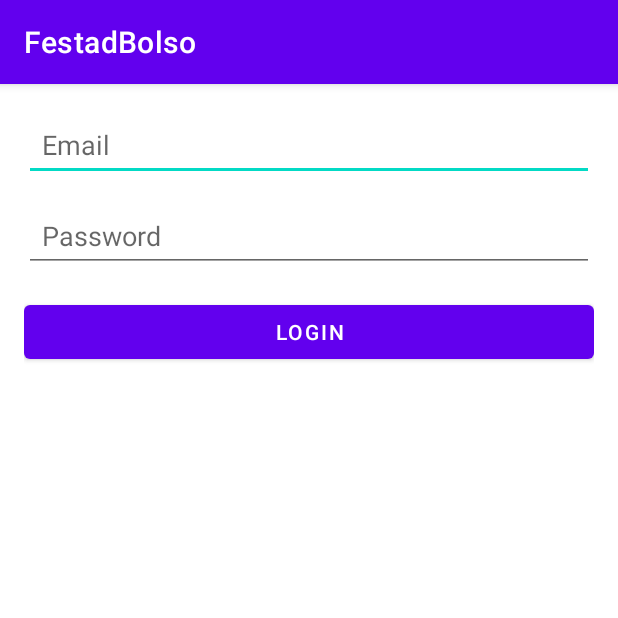
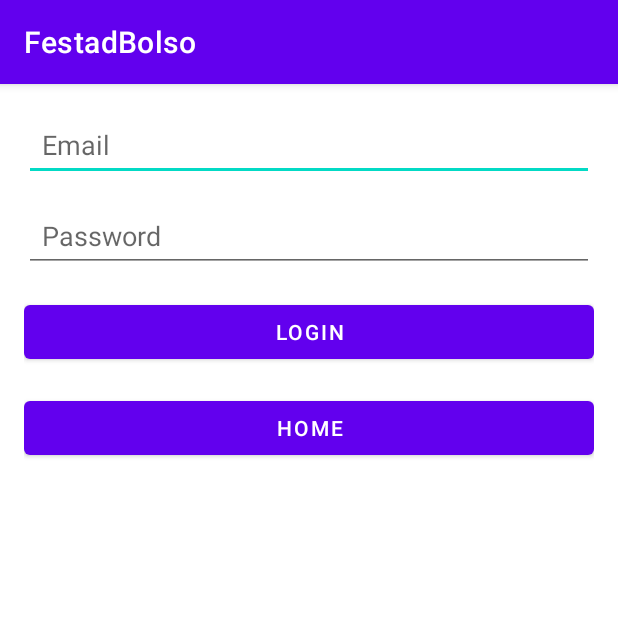
Before and after one commit to JoseSousaVaz/FestadBolso, an Android app: the screen it shows after launch (FirebaseUIActivity), on a phone screen of 412 x 824 dp, the top half of it. Run offline under Robolectric (Android 15) with nearby library versions, the phone set to English and light mode, and no system bars; our stand-ins replace Firebase (no records; nobody signed in at launch, a user with empty details on screens opened directly).

Commit message:
Home button added to login/register so I can return to main screen and choose the other option. Moved most of the text to string

```diff
--- a/app/src/main/java/com/example/festadbolso/UI/FirebaseUIActivity.java
+++ b/app/src/main/java/com/example/festadbolso/UI/FirebaseUIActivity.java
@@ -19,6 +19,8 @@ public class FirebaseUIActivity extends AppCompatActivity {
 
     private EditText emailEditText, passwordEditText;
     private Button authButton;
+
+    private Button homeButton;
     private ProgressBar progressBar;
     private FirebaseAuth firebaseAuth;
     private boolean isRegister = false;
@@ -38,6 +40,7 @@ public class FirebaseUIActivity extends AppCompatActivity {
         emailEditText = findViewById(R.id.emailEditText);
         passwordEditText = findViewById(R.id.passwordEditText);
         authButton = findViewById(R.id.authButton);
+        homeButton = findViewById(R.id.homeButton);
         progressBar = findViewById(R.id.progressBar);
 
         // Get intent extras to check if it's a registration or login
@@ -51,6 +54,8 @@ public class FirebaseUIActivity extends AppCompatActivity {
         authButton.setText(isRegister ? "Register" : "Login");
 
         authButton.setOnClickListener(v -> authenticateUser());
+
+        homeButton.setOnClickListener(v -> goToMainActivity());
     }
 
     private void authenticateUser() {
--- a/app/src/main/res/layout/activity_firebase_ui.xml
+++ b/app/src/main/res/layout/activity_firebase_ui.xml
@@ -11,7 +11,7 @@
         android:id="@+id/emailEditText"
         android:layout_width="0dp"
         android:layout_height="wrap_content"
-        android:hint="Email"
+        android:hint="@string/email"
         android:inputType="textEmailAddress"
         app:layout_constraintStart_toStartOf="parent"
         app:layout_constraintEnd_toEndOf="parent"
@@ -22,7 +22,7 @@
         android:id="@+id/usernameEditText"
         android:layout_width="0dp"
         android:layout_height="wrap_content"
-        android:hint="Username"
+        android:hint="@string/username"
         android:inputType="textPersonName"
         app:layout_constraintStart_toStartOf="parent"
         app:layout_constraintEnd_toEndOf="parent"
@@ -34,7 +34,7 @@
         android:id="@+id/passwordEditText"
         android:layout_width="0dp"
         android:layout_height="wrap_content"
-        android:hint="Password"
+        android:hint="@string/password"
         android:inputType="textPassword"
         app:layout_constraintStart_toStartOf="parent"
         app:layout_constraintEnd_toEndOf="parent"
@@ -46,10 +46,20 @@
         android:id="@+id/authButton"
         android:layout_width="0dp"
         android:layout_height="wrap_content"
-        android:text="Login/Register"
+        android:text="@string/login_register"
         app:layout_constraintStart_toStartOf="parent"
         app:layout_constraintEnd_toEndOf="parent"
         app:layout_constraintTop_toBottomOf="@id/passwordEditText"
+        android:layout_marginTop="16dp"/>
+
+    <Button
+        android:id="@+id/homeButton"
+        android:layout_width="0dp"
+        android:layout_height="wrap_content"
+        android:text="@string/home"
+        app:layout_constraintStart_toStartOf="parent"
+        app:layout_constraintEnd_toEndOf="parent"
+        app:layout_constraintTop_toBottomOf="@id/authButton"
         android:layout_marginTop="16dp"/>
 
     <ProgressBar
--- a/app/src/main/res/values/strings.xml
+++ b/app/src/main/res/values/strings.xml
@@ -1,3 +1,15 @@
 <resources>
     <string name="app_name">FestadBolso</string>
+    <string name="email">Email</string>
+    <string name="username">Username</string>
+    <string name="password">Password</string>
+    <string name="login_register">Login/Register</string>
+    <string name="home">Home</string>
+    <string name="login">Login</string>
+    <string name="register">Register</string>
+    <string name="random_game">Random Game</string>
+    <string name="logout">Logout</string>
+    <string name="version_1_0">Version 1.0</string>
+    <string name="welcome_to_festa_d_bolso">Welcome to Festa d\'Bolso</string>
+    <string name="app_logo">App Logo</string>
 </resources>
```
Also changed, not shown: app/src/main/res/layout/activity_main.xml (+7 -7 lines).
